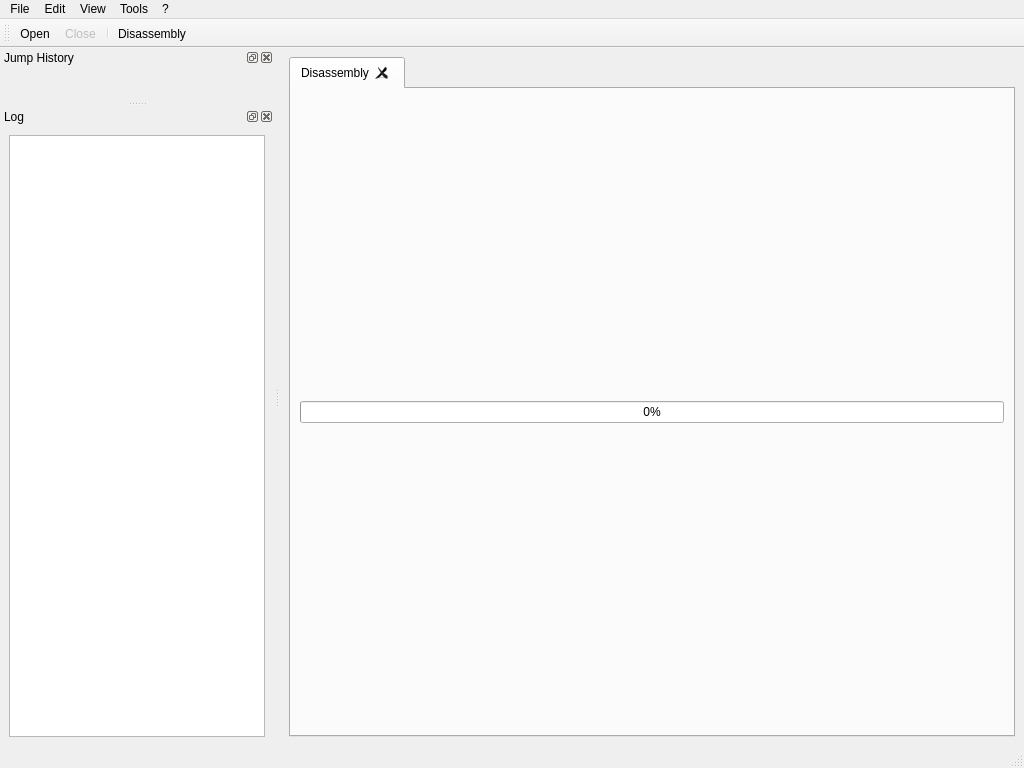
Before: the Qt Designer form src/ui/qt/MainWindow.ui in wisk/medusa, drawn with Qt 5.
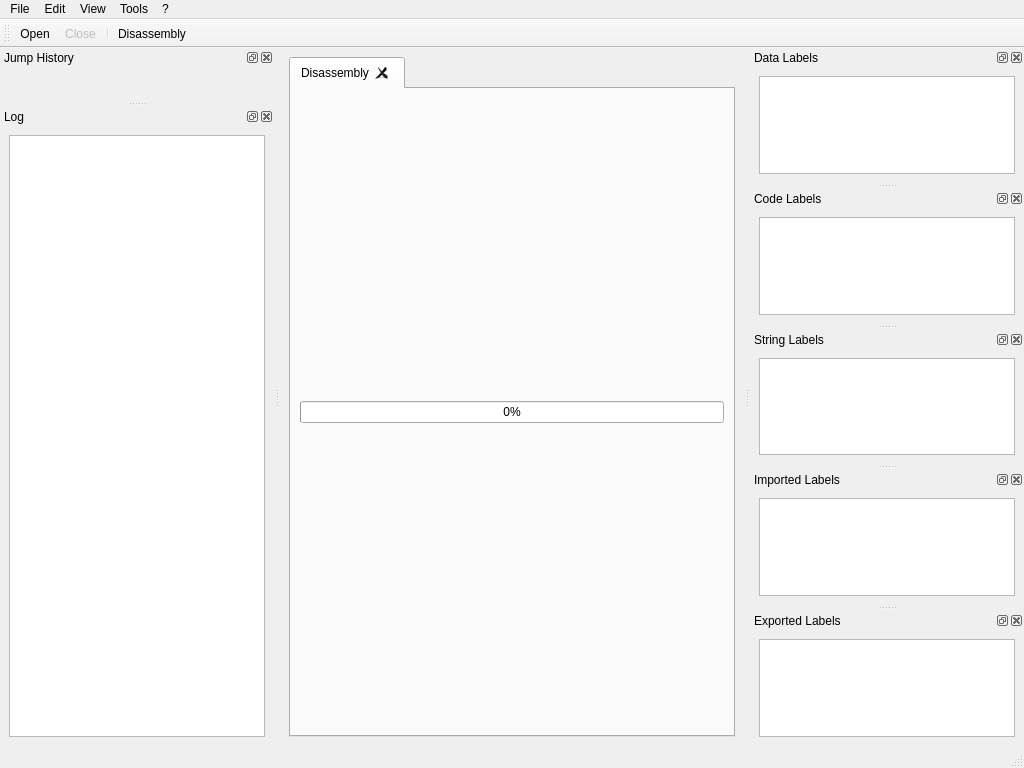
After: the same form once the commit is applied. Icons and pictures are not drawn.

Commit message: medusa_qt: adding dock widget with labels list (code, data, string, imported, exported)

```diff
--- a/src/ui/qt/MainWindow.ui
+++ b/src/ui/qt/MainWindow.ui
@@ -176,6 +176,81 @@
     </layout>
    </widget>
   </widget>
+  <widget class="QDockWidget" name="dataLabelDock">
+   <property name="windowTitle">
+    <string>Data Labels</string>
+   </property>
+   <attribute name="dockWidgetArea">
+    <number>2</number>
+   </attribute>
+   <widget class="QWidget" name="dockWidgetContents_2">
+    <layout class="QVBoxLayout" name="verticalLayout_4">
+     <item>
+      <widget class="QListWidget" name="dataList"/>
+     </item>
+    </layout>
+   </widget>
+  </widget>
+  <widget class="QDockWidget" name="codeLabelDock">
+   <property name="windowTitle">
+    <string>Code Labels</string>
+   </property>
+   <attribute name="dockWidgetArea">
+    <number>2</number>
+   </attribute>
+   <widget class="QWidget" name="dockWidgetContents_3">
+    <layout class="QVBoxLayout" name="verticalLayout_5">
+     <item>
+      <widget class="QListWidget" name="codeList"/>
+     </item>
+    </layout>
+   </widget>
+  </widget>
+  <widget class="QDockWidget" name="stringLabelDock">
+   <property name="windowTitle">
+    <string>String Labels</string>
+   </property>
+   <attribute name="dockWidgetArea">
+    <number>2</number>
+   </attribute>
+   <widget class="QWidget" name="dockWidgetContents_4">
+    <layout class="QVBoxLayout" name="verticalLayout_6">
+     <item>
+      <widget class="QListWidget" name="stringList"/>
+     </item>
+    </layout>
+   </widget>
+  </widget>
+  <widget class="QDockWidget" name="importedLabelDock">
+   <property name="windowTitle">
+    <string>Imported Labels</string>
+   </property>
+   <attribute name="dockWidgetArea">
+    <number>2</number>
+   </attribute>
+   <widget class="QWidget" name="dockWidgetContents_5">
+    <layout class="QVBoxLayout" name="verticalLayout_7">
+     <item>
+      <widget class="QListWidget" name="importedList"/>
+     </item>
+    </layout>
+   </widget>
+  </widget>
+  <widget class="QDockWidget" name="exportedLabelDock">
+   <property name="windowTitle">
+    <string>Exported Labels</string>
+   </property>
+   <attribute name="dockWidgetArea">
+    <number>2</number>
+   </attribute>
+   <widget class="QWidget" name="dockWidgetContents_6">
+    <layout class="QVBoxLayout" name="verticalLayout_8">
+     <item>
+      <widget class="QListWidget" name="exportedList"/>
+     </item>
+    </layout>
+   </widget>
+  </widget>
   <action name="actionOpen">
    <property name="icon">
     <iconset resource="medusa_qt.qrc">
```
Left out of the diff: 119 changed lines with no effect on the pictures. The commit also changes 3 other files.
